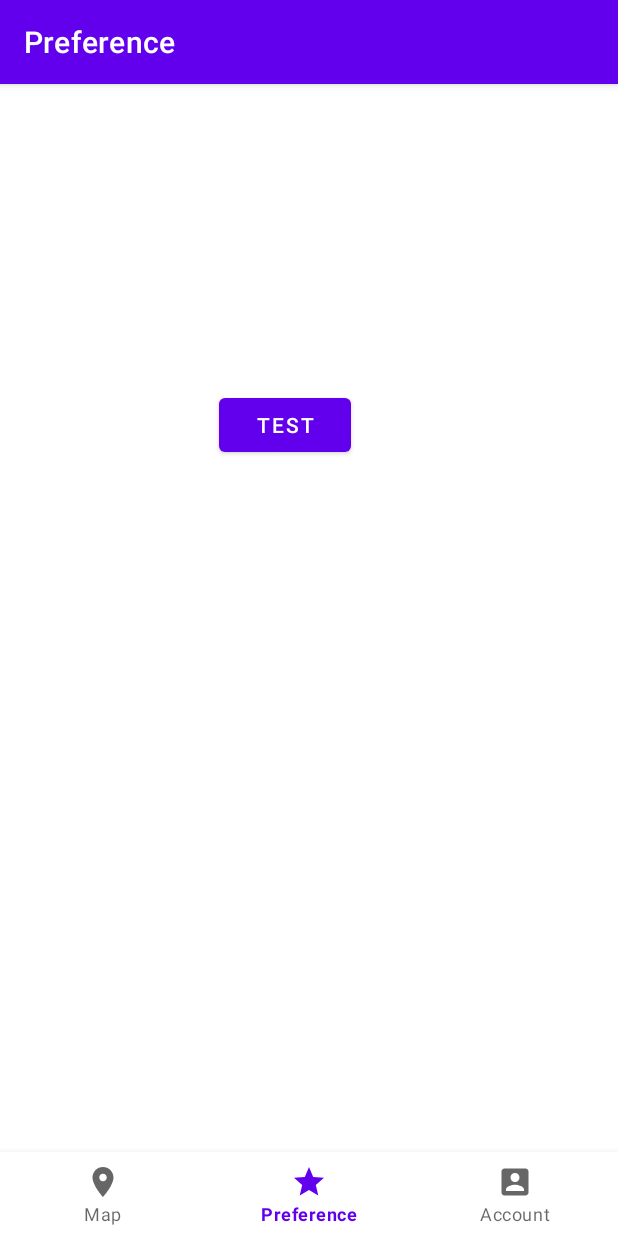
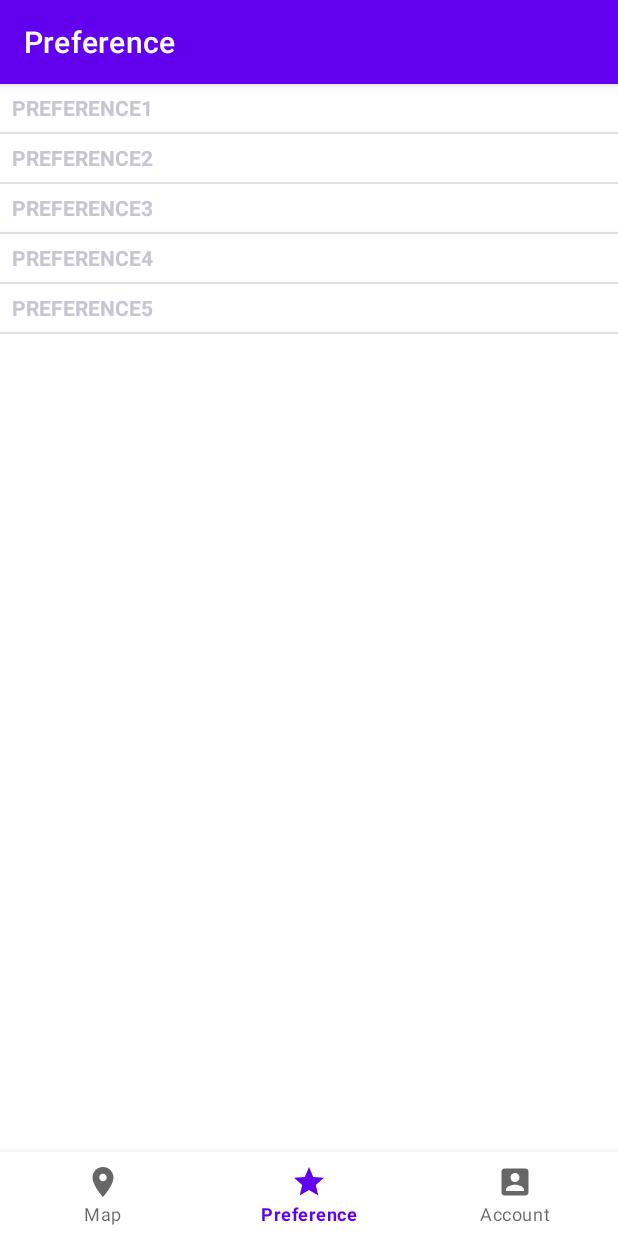
Before and after one commit to Kirito-JZP/Wayfinding, an Android app: the PreferenceFragment screen opened through its navigation route, on a phone screen of 412 x 824 dp. Run offline under Robolectric (Android 15) with nearby library versions, the phone set to English and light mode, and no system bars; our stand-ins replace navigation-ui.

Commit message:
Added a preferences list to Preference Fragment

```diff
--- a/app/src/main/java/com/main/wayfinding/MainActivity.java
+++ b/app/src/main/java/com/main/wayfinding/MainActivity.java
@@ -1,6 +1,8 @@
 package com.main.wayfinding;
 
 import android.os.Bundle;
+import android.widget.ArrayAdapter;
+import android.widget.ListView;
 
 import androidx.appcompat.app.AppCompatActivity;
 import androidx.navigation.NavController;
@@ -28,6 +30,9 @@ public class MainActivity extends AppCompatActivity {
     protected void onCreate(Bundle savedInstanceState) {
         super.onCreate(savedInstanceState);
 
+        ListView simpleList;
+        String countryList[] = {"India", "China", "australia", "Portugle", "America", "NewZealand"};
+
         binding = ActivityMainBinding.inflate(getLayoutInflater());
         setContentView(binding.getRoot());
 
@@ -40,5 +45,9 @@ public class MainActivity extends AppCompatActivity {
         NavController navController = Navigation.findNavController(this, R.id.nav_host_fragment_activity_main);
         NavigationUI.setupActionBarWithNavController(this, navController, appBarConfiguration);
         NavigationUI.setupWithNavController(binding.navView, navController);
+//        setContentView(R.layout.fragment_preference);
+//        simpleList = (ListView)findViewById(R.id.list_view);
+//        ArrayAdapter<String> arrayAdapter = new ArrayAdapter<String>(this, R.layout.activity_listview, R.id.textView, countryList);
+//        simpleList.setAdapter(arrayAdapter);
     }
 }
--- a/app/src/main/java/com/main/wayfinding/fragment/preference/PreferenceFragment.java
+++ b/app/src/main/java/com/main/wayfinding/fragment/preference/PreferenceFragment.java
@@ -4,11 +4,12 @@ import android.os.Bundle;
 import android.view.LayoutInflater;
 import android.view.View;
 import android.view.ViewGroup;
-
+import android.widget.ArrayAdapter;
+import android.widget.ListView;
 import androidx.annotation.NonNull;
 import androidx.fragment.app.Fragment;
 
-import com.main.wayfinding.databinding.FragmentAccountBinding;
+import com.main.wayfinding.R;
 import com.main.wayfinding.databinding.FragmentPreferenceBinding;
 
 /**
@@ -21,10 +22,21 @@ import com.main.wayfinding.databinding.FragmentPreferenceBinding;
  */
 public class PreferenceFragment extends Fragment {
     private FragmentPreferenceBinding binding;
-    public View onCreateView(@NonNull LayoutInflater inflater,
-                             ViewGroup container, Bundle savedInstanceState) {
-        binding = FragmentPreferenceBinding.inflate(inflater, container, false);
-        View root = binding.getRoot();
-        return root;
+
+    private ListView listView;
+
+    @Override
+    public View onCreateView(LayoutInflater inflater, ViewGroup container, Bundle savedInstanceState) {
+        View view = inflater.inflate(R.layout.fragment_preference, container, false);
+
+        listView = (ListView) view.findViewById(R.id.list_view);
+
+
+        String preferences[] = {"Preference1", "Preference2", "Preference3", "Preference4", "Preference5"};
+
+        listView.setAdapter(new ArrayAdapter<String>(getActivity().getApplicationContext(),
+                android.R.layout.preference_category, preferences));
+
+        return view;
     }
 }
--- /dev/null
+++ b/app/src/main/res/layout/activity_listview.xml
@@ -0,0 +1,13 @@
+<?xml version="1.0" encoding="utf-8"?>
+<LinearLayout xmlns:android="http://schemas.android.com/apk/res/android"
+    android:layout_width="match_parent"
+    android:layout_height="match_parent"
+    android:orientation="vertical">
+
+    <TextView
+        android:id="@+id/textView"
+        android:layout_width="fill_parent"
+        android:layout_height="wrap_content"
+        android:layout_gravity="center"
+        android:textColor="@color/black" />
+</LinearLayout>
--- a/app/src/main/res/layout/fragment_preference.xml
+++ b/app/src/main/res/layout/fragment_preference.xml
@@ -6,14 +6,11 @@
     android:layout_height="match_parent"
     tools:context=".fragment.preference.PreferenceFragment">
 
-    <Button
-        android:id="@+id/login"
-        android:layout_width="wrap_content"
-        android:layout_height="wrap_content"
-        android:layout_marginStart="146dp"
-        android:layout_marginTop="203dp"
-        android:text="Test"
-        app:layout_constraintStart_toStartOf="parent"
-        app:layout_constraintTop_toTopOf="parent" />
+    <ListView
+        android:id="@+id/list_view"
+        android:layout_width="match_parent"
+        android:layout_height="match_parent"
+        tools:layout_editor_absoluteX="0dp"
+        tools:layout_editor_absoluteY="0dp" />
 
 </androidx.constraintlayout.widget.ConstraintLayout>
```
